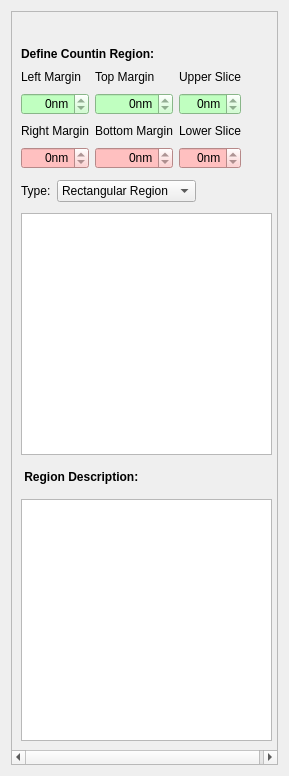
This is plugins/CountingRegion/CountingRegion.ui in FelixdelasPozas/EspINA as Qt 5 draws it before an edit. The edited form follows.
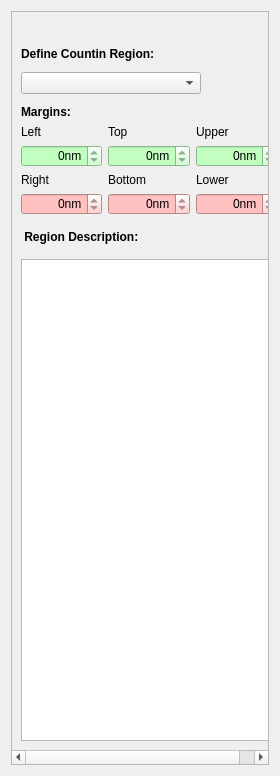
This is the edited form. Icons and pictures are not drawn.

Commit message: New Counting Region GUI

The edit to the form file:
```diff
--- a/plugins/CountingRegion/CountingRegion.ui
+++ b/plugins/CountingRegion/CountingRegion.ui
@@ -6,7 +6,7 @@
    <rect>
     <x>0</x>
     <y>0</y>
-    <width>289</width>
+    <width>280</width>
     <height>776</height>
    </rect>
   </property>
@@ -24,8 +24,8 @@
        <rect>
         <x>0</x>
         <y>0</y>
-        <width>275</width>
-        <height>762</height>
+        <width>268</width>
+        <height>747</height>
        </rect>
       </property>
       <layout class="QVBoxLayout" name="verticalLayout">
@@ -91,49 +91,215 @@
          </property>
         </widget>
        </item>
+       <item>
+        <layout class="QHBoxLayout" name="horizontalLayout_2">
+         <item>
+          <widget class="QComboBox" name="regions">
+           <property name="sizePolicy">
+            <sizepolicy hsizetype="MinimumExpanding" vsizetype="Fixed">
+             <horstretch>0</horstretch>
+             <verstretch>0</verstretch>
+            </sizepolicy>
+           </property>
+           <property name="minimumSize">
+            <size>
+             <width>160</width>
+             <height>0</height>
+            </size>
+           </property>
+          </widget>
+         </item>
+         <item>
+          <widget class="QPushButton" name="createRegion">
+           <property name="enabled">
+            <bool>false</bool>
+           </property>
+           <property name="minimumSize">
+            <size>
+             <width>32</width>
+             <height>32</height>
+            </size>
+           </property>
+           <property name="maximumSize">
+            <size>
+             <width>32</width>
+             <height>32</height>
+            </size>
+           </property>
+           <property name="toolTip">
+            <string>Create Counting Region</string>
+           </property>
+           <property name="text">
+            <string/>
+           </property>
+           <property name="icon">
+            <iconset resource="rsc/CountingRegion.qrc">
+             <normaloff>:/create-cr.svg</normaloff>:/create-cr.svg</iconset>
+           </property>
+           <property name="iconSize">
+            <size>
+             <width>22</width>
+             <height>22</height>
+            </size>
+           </property>
+           <property name="flat">
+            <bool>true</bool>
+           </property>
+          </widget>
+         </item>
+         <item>
+          <widget class="QPushButton" name="removeRegion">
+           <property name="enabled">
+            <bool>false</bool>
+           </property>
+           <property name="minimumSize">
+            <size>
+             <width>32</width>
+             <height>32</height>
+            </size>
+           </property>
+           <property name="maximumSize">
+            <size>
+             <width>32</width>
+             <height>32</height>
+            </size>
+           </property>
+           <property name="toolTip">
+            <string>Remove Selected Counting Region</string>
+           </property>
+           <property name="text">
+            <string/>
+           </property>
+           <property name="icon">
+            <iconset resource="rsc/CountingRegion.qrc">
+             <normaloff>:/trash-full.svg</normaloff>:/trash-full.svg</iconset>
+           </property>
+           <property name="iconSize">
+            <size>
+             <width>22</width>
+             <height>22</height>
+            </size>
+           </property>
+           <property name="flat">
+            <bool>true</bool>
+           </property>
+          </widget>
+         </item>
+        </layout>
+       </item>
+       <item>
+        <widget class="QLabel" name="label">
+         <property name="font">
+          <font>
+           <weight>75</weight>
+           <bold>true</bold>
+          </font>
+         </property>
+         <property name="text">
+          <string>Margins:</string>
+         </property>
+        </widget>
+       </item>
        <item>
         <layout class="QGridLayout" name="gridLayout_2">
+         <item row="4" column="0">
+          <widget class="QSpinBox" name="leftMargin">
+           <property name="enabled">
+            <bool>true</bool>
+           </property>
+           <property name="styleSheet">
+            <string notr="true">background-color:rgb(192, 255, 192)</string>
+           </property>
+           <property name="alignment">
+            <set>Qt::AlignRight|Qt::AlignTrailing|Qt::AlignVCenter</set>
+           </property>
+           <property name="suffix">
+            <string>nm</string>
+           </property>
+           <property name="maximum">
+            <number>0</number>
+           </property>
+          </widget>
+         </item>
+         <item row="5" column="0">
+          <widget class="QLabel" name="label_14">
+           <property name="text">
+            <string>Right </string>
+           </property>
+          </widget>
+         </item>
+         <item row="4" column="2">
+          <widget class="QSpinBox" name="upperMargin">
+           <property name="enabled">
+            <bool>true</bool>
+           </property>
+           <property name="styleSheet">
+            <string notr="true">background-color:rgb(192, 255, 192)</string>
+           </property>
+           <property name="alignment">
+            <set>Qt::AlignRight|Qt::AlignTrailing|Qt::AlignVCenter</set>
+           </property>
+           <property name="suffix">
+            <string>nm</string>
+           </property>
+           <property name="maximum">
+            <number>0</number>
+           </property>
+          </widget>
+         </item>
+         <item row="6" column="2">
+          <widget class="QSpinBox" name="lowerMargin">
+           <property name="enabled">
+            <bool>true</bool>
+           </property>
+           <property name="styleSheet">
+            <string notr="true">background-color:rgb(255, 192, 192)</string>
+           </property>
+           <property name="alignment">
+            <set>Qt::AlignRight|Qt::AlignTrailing|Qt::AlignVCenter</set>
+           </property>
+           <property name="suffix">
+            <string>nm</string>
+           </property>
+           <property name="maximum">
+            <number>0</number>
+           </property>
+          </widget>
+         </item>
+         <item row="6" column="1">
+          <widget class="QSpinBox" name="bottomMargin">
+           <property name="enabled">
+            <bool>true</bool>
+           </property>
+           <property name="styleSheet">
+            <string notr="true">background-color:rgb(255, 192, 192)</string>
+           </property>
+           <property name="alignment">
+            <set>Qt::AlignRight|Qt::AlignTrailing|Qt::AlignVCenter</set>
+           </property>
+           <property name="suffix">
+            <string>nm</string>
+           </property>
+           <property name="maximum">
+            <number>0</number>
+           </property>
+          </widget>
+         </item>
          <item row="2" column="1">
-          <widget class="QLabel" name="label_11">
-           <property name="text">
-            <string>Left Margin</string>
-           </property>
-          </widget>
-         </item>
-         <item row="2" column="2">
           <widget class="QLabel" name="label_12">
            <property name="text">
-            <string>Top Margin</string>
+            <string>Top</string>
            </property>
           </widget>
          </item>
-         <item row="2" column="3">
-          <widget class="QLabel" name="label_13">
+         <item row="5" column="1">
+          <widget class="QLabel" name="label_15">
            <property name="text">
-            <string>Upper Slice</string>
+            <string>Bottom </string>
            </property>
           </widget>
          </item>
          <item row="4" column="1">
-          <widget class="QSpinBox" name="leftMargin">
-           <property name="enabled">
-            <bool>true</bool>
-           </property>
-           <property name="styleSheet">
-            <string notr="true">background-color:rgb(192, 255, 192)</string>
-           </property>
-           <property name="alignment">
-            <set>Qt::AlignRight|Qt::AlignTrailing|Qt::AlignVCenter</set>
-           </property>
-           <property name="suffix">
-            <string>nm</string>
-           </property>
-           <property name="maximum">
-            <number>0</number>
-           </property>
-          </widget>
-         </item>
-         <item row="4" column="2">
           <widget class="QSpinBox" name="topMargin">
            <property name="enabled">
             <bool>true</bool>
@@ -155,13 +321,13 @@
            </property>
           </widget>
          </item>
-         <item row="4" column="3">
-          <widget class="QSpinBox" name="upperSlice">
+         <item row="6" column="0">
+          <widget class="QSpinBox" name="rightMargin">
            <property name="enabled">
             <bool>true</bool>
            </property>
            <property name="styleSheet">
-            <string notr="true">background-color:rgb(192, 255, 192)</string>
+            <string notr="true">background-color:rgb(255, 192, 192)</string>
            </property>
            <property name="alignment">
             <set>Qt::AlignRight|Qt::AlignTrailing|Qt::AlignVCenter</set>
@@ -174,258 +340,29 @@
            </property>
           </widget>
          </item>
-         <item row="5" column="1">
-          <widget class="QLabel" name="label_14">
-           <property name="text">
-            <string>Right Margin</string>
-           </property>
-          </widget>
-         </item>
          <item row="5" column="2">
-          <widget class="QLabel" name="label_15">
-           <property name="text">
-            <string>Bottom Margin</string>
-           </property>
-          </widget>
-         </item>
-         <item row="5" column="3">
           <widget class="QLabel" name="label_16">
            <property name="text">
-            <string>Lower Slice</string>
+            <string>Lower</string>
            </property>
           </widget>
          </item>
-         <item row="6" column="1">
-          <widget class="QSpinBox" name="rightMargin">
-           <property name="enabled">
-            <bool>true</bool>
-           </property>
-           <property name="styleSheet">
-            <string notr="true">background-color:rgb(255, 192, 192)</string>
-           </property>
-           <property name="alignment">
-            <set>Qt::AlignRight|Qt::AlignTrailing|Qt::AlignVCenter</set>
-           </property>
-           <property name="suffix">
-            <string>nm</string>
-           </property>
-           <property name="maximum">
-            <number>0</number>
-           </property>
-          </widget>
-         </item>
-         <item row="6" column="2">
-          <widget class="QSpinBox" name="bottomMargin">
-           <property name="enabled">
-            <bool>true</bool>
-           </property>
-           <property name="styleSheet">
-            <string notr="true">background-color:rgb(255, 192, 192)</string>
-           </property>
-           <property name="alignment">
-            <set>Qt::AlignRight|Qt::AlignTrailing|Qt::AlignVCenter</set>
-           </property>
-           <property name="suffix">
-            <string>nm</string>
-           </property>
-           <property name="maximum">
-            <number>0</number>
-           </property>
-          </widget>
-         </item>
-         <item row="6" column="3">
-          <widget class="QSpinBox" name="lowerSlice">
-           <property name="enabled">
-            <bool>true</bool>
-           </property>
-           <property name="styleSheet">
-            <string notr="true">background-color:rgb(255, 192, 192)</string>
-           </property>
-           <property name="alignment">
-            <set>Qt::AlignRight|Qt::AlignTrailing|Qt::AlignVCenter</set>
-           </property>
-           <property name="suffix">
-            <string>nm</string>
-           </property>
-           <property name="maximum">
-            <number>0</number>
-           </property>
-          </widget>
-         </item>
-         <item row="4" column="4">
-          <spacer name="horizontalSpacer_6">
-           <property name="orientation">
-            <enum>Qt::Horizontal</enum>
-           </property>
-           <property name="sizeHint" stdset="0">
-            <size>
-             <width>40</width>
-             <height>20</height>
-            </size>
-           </property>
-          </spacer>
-         </item>
-         <item row="2" column="4">
-          <spacer name="horizontalSpacer_7">
-           <property name="orientation">
-            <enum>Qt::Horizontal</enum>
-           </property>
-           <property name="sizeHint" stdset="0">
-            <size>
-             <width>40</width>
-             <height>20</height>
-            </size>
-           </property>
-          </spacer>
-         </item>
-         <item row="5" column="4">
-          <spacer name="horizontalSpacer_8">
-           <property name="orientation">
-            <enum>Qt::Horizontal</enum>
-           </property>
-           <property name="sizeHint" stdset="0">
-            <size>
-             <width>40</width>
-             <height>20</height>
-            </size>
-           </property>
-          </spacer>
-         </item>
-         <item row="6" column="4">
-          <spacer name="horizontalSpacer_9">
-           <property name="orientation">
-            <enum>Qt::Horizontal</enum>
-           </property>
-           <property name="sizeHint" stdset="0">
-            <size>
-             <width>40</width>
-             <height>20</height>
-            </size>
-           </property>
-          </spacer>
-         </item>
-        </layout>
-       </item>
-       <item>
-        <layout class="QHBoxLayout" name="horizontalLayout">
-         <item>
-          <widget class="QLabel" name="label_17">
+         <item row="2" column="2">
+          <widget class="QLabel" name="label_13">
            <property name="text">
-            <string>Type:</string>
+            <string>Upper</string>
            </property>
           </widget>
          </item>
-         <item>
-          <widget class="QComboBox" name="regionType">
-           <property name="currentIndex">
-            <number>1</number>
-           </property>
-           <item>
-            <property name="text">
-             <string>Adaptative Region</string>
-            </property>
-           </item>
-           <item>
-            <property name="text">
-             <string>Rectangular Region</string>
-            </property>
-           </item>
-          </widget>
-         </item>
-         <item>
-          <widget class="QPushButton" name="createRegion">
-           <property name="enabled">
-            <bool>false</bool>
-           </property>
-           <property name="minimumSize">
-            <size>
-             <width>32</width>
-             <height>32</height>
-            </size>
-           </property>
-           <property name="maximumSize">
-            <size>
-             <width>32</width>
-             <height>32</height>
-            </size>
-           </property>
-           <property name="toolTip">
-            <string>Create Counting Region</string>
-           </property>
+         <item row="2" column="0">
+          <widget class="QLabel" name="label_11">
            <property name="text">
-            <string/>
+            <string>Left</string>
            </property>
-           <property name="icon">
-            <iconset resource="rsc/CountingRegion.qrc">
-             <normaloff>:/apply.svg</normaloff>:/apply.svg</iconset>
-           </property>
-           <property name="iconSize">
-            <size>
-             <width>22</width>
-             <height>22</height>
-            </size>
-           </property>
-           <property name="flat">
-            <bool>true</bool>
-           </property>
           </widget>
          </item>
-         <item>
-          <widget class="QPushButton" name="removeRegion">
-           <property name="enabled">
-            <bool>false</bool>
-           </property>
-           <property name="minimumSize">
-            <size>
-             <width>32</width>
-             <height>32</height>
-            </size>
-           </property>
-           <property name="maximumSize">
-            <size>
-             <width>32</width>
-             <height>32</height>
-            </size>
-           </property>
-           <property name="toolTip">
-            <string>Remove Selected Counting Region</string>
-           </property>
-           <property name="text">
-            <string/>
-           </property>
-           <property name="icon">
-            <iconset resource="rsc/CountingRegion.qrc">
-             <normaloff>:/trash-full.svg</normaloff>:/trash-full.svg</iconset>
-           </property>
-           <property name="iconSize">
-            <size>
-             <width>22</width>
-             <height>22</height>
-            </size>
-           </property>
-           <property name="flat">
-            <bool>true</bool>
-           </property>
-          </widget>
-         </item>
-         <item>
-          <spacer name="horizontalSpacer_10">
-           <property name="orientation">
-            <enum>Qt::Horizontal</enum>
-           </property>
-           <property name="sizeHint" stdset="0">
-            <size>
-             <width>40</width>
-             <height>20</height>
-            </size>
-           </property>
-          </spacer>
-         </item>
         </layout>
        </item>
-       <item>
-        <widget class="QTreeView" name="regionView"/>
-       </item>
        <item>
         <layout class="QHBoxLayout" name="horizontalLayout_3">
          <item>
@@ -478,7 +415,14 @@
         </layout>
        </item>
        <item>
-        <widget class="QTextEdit" name="regionDescription"/>
+        <widget class="QTextEdit" name="regionDescription">
+         <property name="sizePolicy">
+          <sizepolicy hsizetype="MinimumExpanding" vsizetype="MinimumExpanding">
+           <horstretch>0</horstretch>
+           <verstretch>0</verstretch>
+          </sizepolicy>
+         </property>
+        </widget>
        </item>
       </layout>
      </widget>
```
The commit also changes 11 other files.
